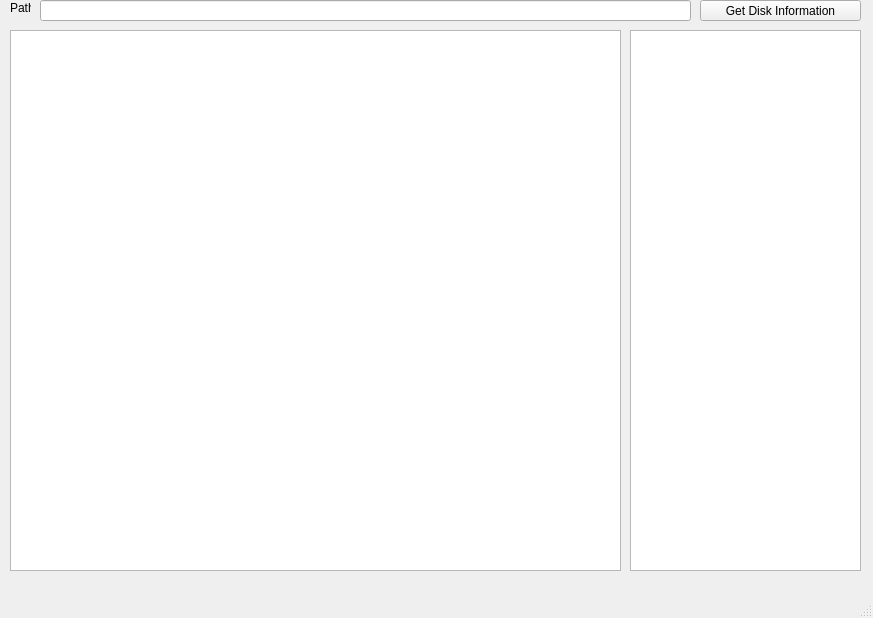
Old version of the form ui/app.ui in the repository huyg1108/FAT32-NTFS-reader.
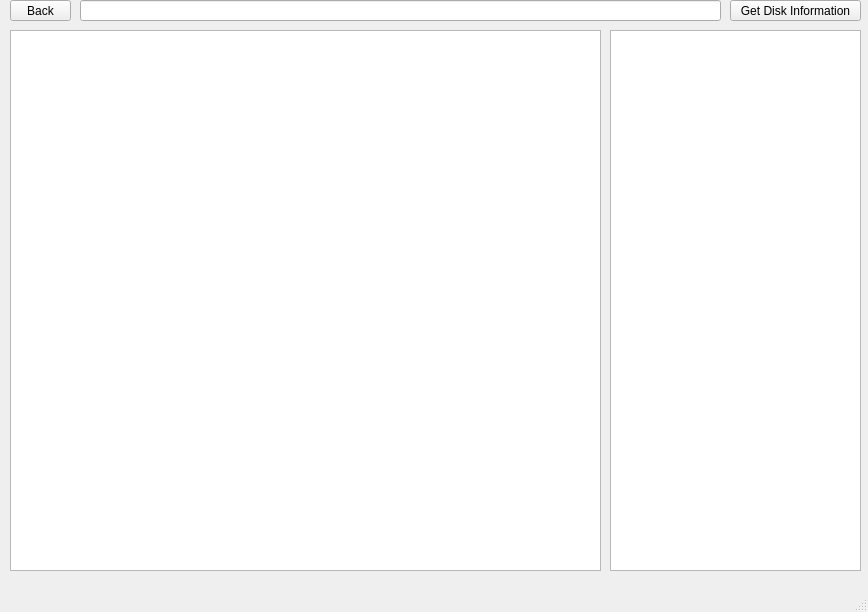
New version of the form.

What changed in the file:
```diff
--- a/ui/app.ui
+++ b/ui/app.ui
@@ -6,33 +6,20 @@
    <rect>
     <x>0</x>
     <y>0</y>
-    <width>873</width>
-    <height>618</height>
+    <width>868</width>
+    <height>612</height>
    </rect>
   </property>
   <property name="windowTitle">
    <string>MainWindow</string>
   </property>
   <widget class="QWidget" name="centralwidget">
-   <widget class="QLabel" name="path_text">
-    <property name="geometry">
-     <rect>
-      <x>10</x>
-      <y>0</y>
-      <width>21</width>
-      <height>16</height>
-     </rect>
-    </property>
-    <property name="text">
-     <string>Path</string>
-    </property>
-   </widget>
    <widget class="QTreeView" name="treeView">
     <property name="geometry">
      <rect>
       <x>10</x>
       <y>30</y>
-      <width>611</width>
+      <width>591</width>
       <height>541</height>
      </rect>
     </property>
@@ -40,9 +27,9 @@
    <widget class="QTextEdit" name="folder_att">
     <property name="geometry">
      <rect>
-      <x>630</x>
+      <x>610</x>
       <y>30</y>
-      <width>231</width>
+      <width>251</width>
       <height>541</height>
      </rect>
     </property>
@@ -50,9 +37,9 @@
    <widget class="QLineEdit" name="lineEdit">
     <property name="geometry">
      <rect>
-      <x>40</x>
+      <x>80</x>
       <y>0</y>
-      <width>651</width>
+      <width>641</width>
       <height>21</height>
      </rect>
     </property>
@@ -60,9 +47,9 @@
    <widget class="QPushButton" name="disk_info">
     <property name="geometry">
      <rect>
-      <x>700</x>
+      <x>730</x>
       <y>0</y>
-      <width>161</width>
+      <width>131</width>
       <height>21</height>
      </rect>
     </property>
@@ -70,6 +57,19 @@
      <string>Get Disk Information</string>
     </property>
    </widget>
+   <widget class="QPushButton" name="backButton">
+    <property name="geometry">
+     <rect>
+      <x>10</x>
+      <y>0</y>
+      <width>61</width>
+      <height>21</height>
+     </rect>
+    </property>
+    <property name="text">
+     <string>Back</string>
+    </property>
+   </widget>
   </widget>
   <widget class="QMenuBar" name="menubar">
    <property name="geometry">
```
Left out of the diff: 2 changed lines with no effect on the pictures.
